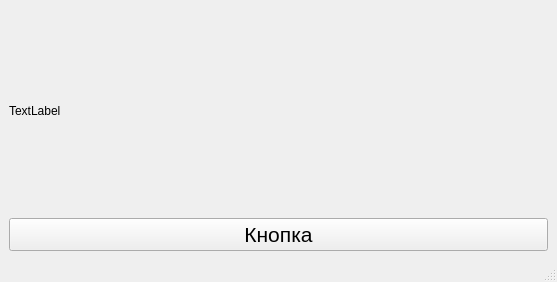
Before: the Qt Designer form UI.ui in CrayzeH/random_name1, drawn with Qt 5.
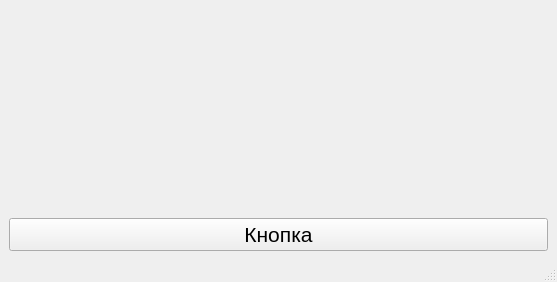
After: the same form once the commit is applied.

Commit message: рисуются желтые круги

```diff
--- a/UI.ui
+++ b/UI.ui
@@ -20,7 +20,7 @@
       <item>
        <widget class="QLabel" name="label">
         <property name="text">
-         <string>TextLabel</string>
+         <string/>
         </property>
        </widget>
       </item>
```
The commit also changes 2 other files.
